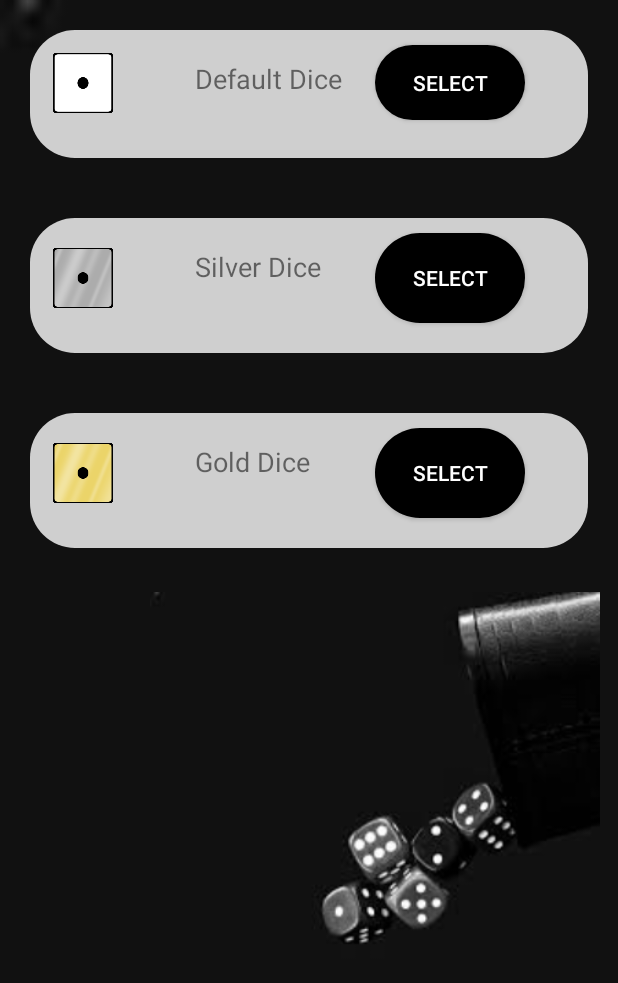
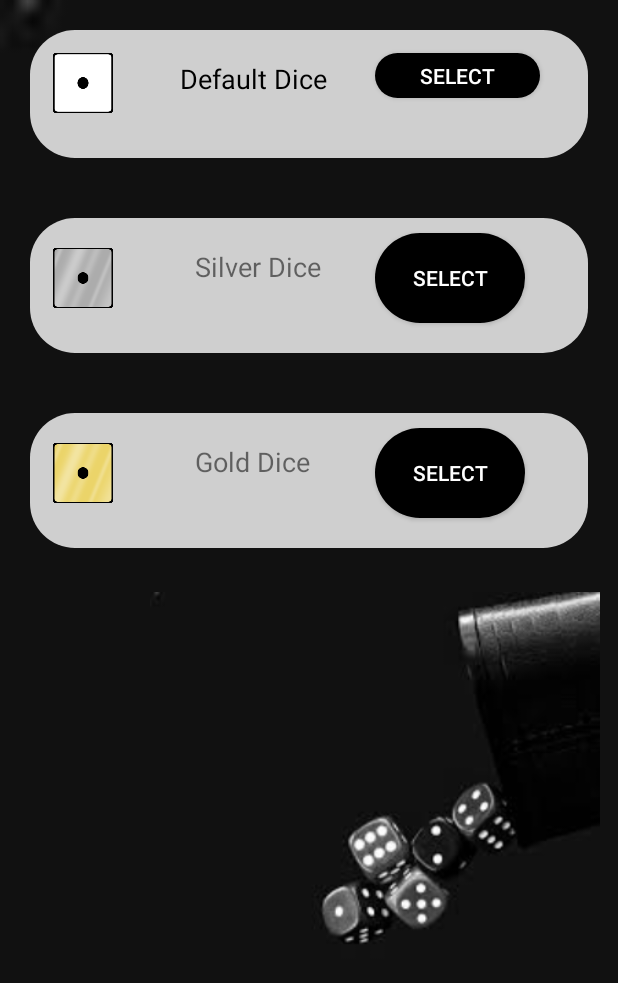
Before and after one commit to Demesaikiran/PigDice, an Android app: the skins screen opened directly, with no data from a screen before it, on a phone screen of 412 x 824 dp. Shown: the top 983 px of the screen. Run offline under Robolectric (Android 15) with nearby library versions, the phone set to English and light mode, and no system bars; Roboto replaces fonts that are not available here.

Commit message:
update skins

```diff
--- a/app/src/main/res/layout/activity_skins.xml
+++ b/app/src/main/res/layout/activity_skins.xml
@@ -28,21 +28,22 @@
         <TextView
             android:layout_width="100dp"
             android:layout_height="wrap_content"
-            android:layout_marginStart="110sp"
+            android:layout_marginStart="100sp"
             android:layout_marginTop="20sp"
             android:layout_marginBottom="20sp"
             android:fontFamily="@font/antic"
             android:text="@string/default_dice"
+            android:textColor="#000000"
             android:textSize="18sp" />
         <Button
             android:id="@+id/whiteDice"
-            android:layout_width="100sp"
-            android:layout_height="50sp"
+            android:layout_width="110sp"
+            android:layout_height="30sp"
             android:text="@string/select"
             android:background="@drawable/bg"
             android:backgroundTint="#000000"
             android:textColor="#ffffff"
-            android:layout_marginTop="10sp"
+            android:layout_marginTop="15sp"
             android:layout_marginBottom="20sp"
             android:layout_marginStart="230sp"
             android:layout_marginEnd="20sp"/>
```
